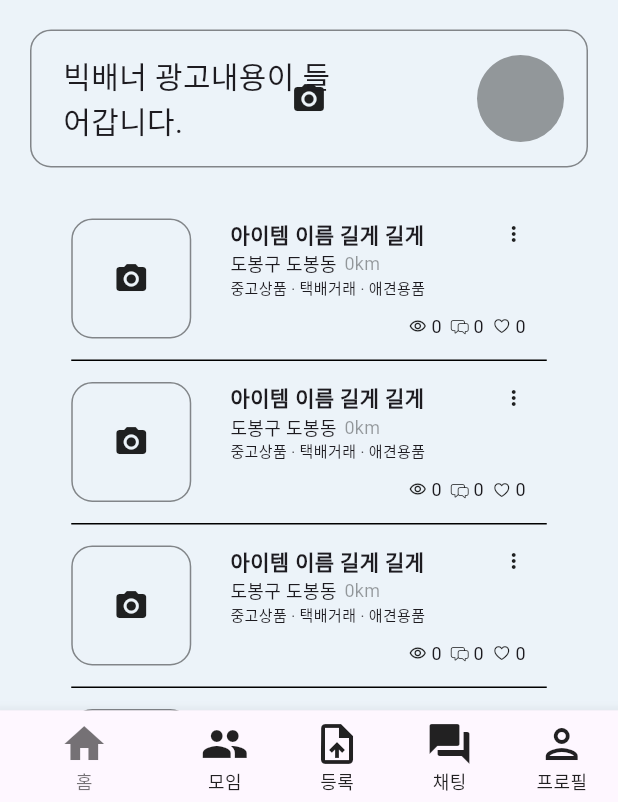
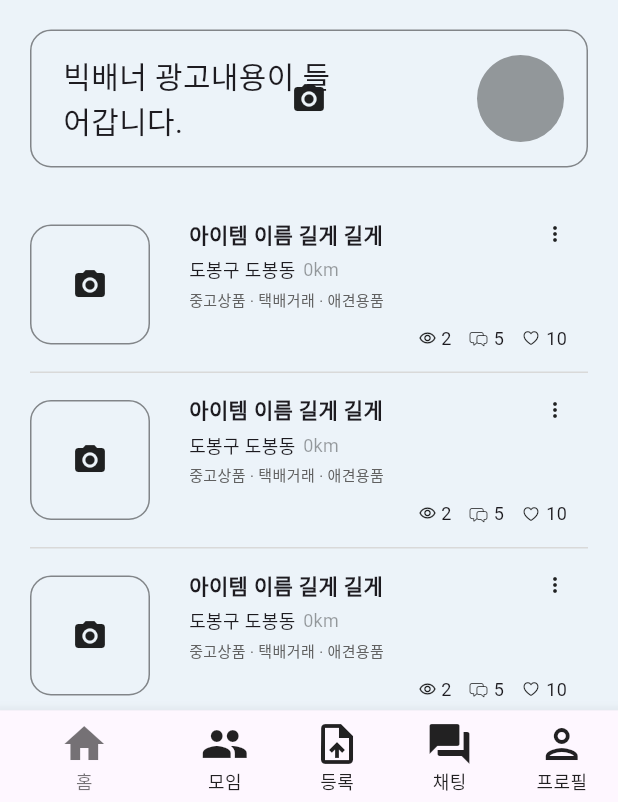
Before and after one commit to itjuh/dev-an-Market, a Flutter app: the MainPage screen opened directly, after a tap on "도봉구", on a phone screen of 412 x 824 dp, the part 434-1236 px from its top. Run offline on Flutter 3.47's test engine with Material 3 defaults, Android fonts, the phone set to English and light mode, and no system bars.

Commit message:
모임페이지 구성중
앱바 수정필요함

```diff
--- a/flutter_market/app_00_board/lib/main.dart
+++ b/flutter_market/app_00_board/lib/main.dart
@@ -1,4 +1,5 @@
 import 'package:app_00_board/screens/main_screen.dart';
+import 'package:app_00_board/screens/meeting_screen.dart';
 import 'package:app_00_board/widgets/banner.dart';
 import 'package:flutter/cupertino.dart';
 import 'package:flutter/material.dart';
@@ -17,11 +18,12 @@ class MyApp extends StatelessWidget {
         debugShowCheckedModeBanner: false,
         // 첫페이지 home 또는 initialRoute로 등록
         // home: MainPage(),
-        initialRoute: '/',
+        initialRoute: '/meeting',
         routes: {
           '/': (context) => MainPage(),
-          '/search': (context) => MainProductList(),
-          '/alert': (context) => BannerBuild(),
+          // '/search': (context) => MainScreen(),
+          // '/alert': (context) => BannerBuild(),
+          '/meeting': (context) => MeetingScreen(),
         });
   }
 }
@@ -34,25 +36,34 @@ class MainPage extends StatefulWidget {
   State<MainPage> createState() => _MainPageState();
 }
 
-class _MainPageState extends State<MainPage> {
+class _MainPageState extends State<MainPage>
+    with SingleTickerProviderStateMixin {
   int _selectedIndex = 0;
+  // 탭컨트롤러 추가
+  TabController? controller;
 
-  void _onIconTapped(int index){
+  void _onIconTapped(int index) {
     setState(() {
       _selectedIndex = index;
-
     });
   }
 
+  // mount
   @override
-  Widget build(BuildContext context) {
-    return Scaffold(
-      // 상단 앱바
-      appBar: _buildAppBar(context),
-      // 메인
-      body: MainProductList(),
-      // 하단 앱바
-      bottomNavigationBar: BottomNavigationBar(
+  void initState() {
+    super.initState();
+    controller = TabController(length: 5, vsync: this);
+  }
+
+  // unmount
+  @override
+  void dispose() {
+    controller!.dispose();
+    super.dispose();
+  }
+
+  Widget commonBottomAppBar(context) {
+    return BottomNavigationBar(
       // 디자인 설정
       iconSize: 32,
       selectedFontSize: 12,
@@ -98,7 +109,37 @@ class _MainPageState extends State<MainPage> {
           label: '프로필',
         ),
       ],
+    );
+  }
+
+  @override
+  Widget build(BuildContext context) {
+    return Scaffold(
+      // 상단 앱바
+      appBar: _buildAppBar(context),
+      body: [
+        // mainPage
+        TabBarView(
+          controller: controller,
+          children: [
+            MainScreen(),
+            MeetingScreen(),
+            MeetingScreen(),
+            MeetingScreen(),
+            MeetingScreen(),
+          ],
         ),
+        // meetingPage
+        MeetingScreen(),
+        // uploadProductPage
+        MeetingScreen(),
+        // chattingPage
+        MeetingScreen(),
+        // myProfilePage
+        MeetingScreen(),
+      ][_selectedIndex],
+      // 하단 앱바
+      bottomNavigationBar: commonBottomAppBar(context),
     );
   }
 }
@@ -160,14 +201,14 @@ class BuildMyLocation extends StatefulWidget {
 }
 
 class _BuildMyLocationState extends State<BuildMyLocation> {
-  final _locationList = ['도봉구', '노원구'];
-  String? _selectedLocation = '';
+  final locationList = ['도봉구', '노원구'];
+  String? selectedLocation = '';
 
   @override
   void initState() {
     super.initState();
     setState(() {
-      _selectedLocation = _locationList[0];
+      selectedLocation = locationList[0];
     });
   }
 
@@ -175,7 +216,7 @@ class _BuildMyLocationState extends State<BuildMyLocation> {
   Widget build(BuildContext context) {
     return DropdownButton<String?>(
       icon: Icon(Icons.expand_more),
-      items: _locationList.map((String loc) {
+      items: locationList.map((String loc) {
         return DropdownMenuItem<String>(
           value: loc,
           child: Text(loc),
@@ -183,10 +224,10 @@ class _BuildMyLocationState extends State<BuildMyLocation> {
       }).toList(),
       onChanged: (String? value) {
         setState(() {
-          _selectedLocation = value;
+          selectedLocation = value;
         });
       },
-      value: _selectedLocation,
+      value: selectedLocation,
     );
   }
 }
--- a/flutter_market/app_00_board/lib/screens/main_screen.dart
+++ b/flutter_market/app_00_board/lib/screens/main_screen.dart
@@ -1,44 +1,45 @@
 import 'package:app_00_board/config/palette.dart';
 import 'package:app_00_board/widgets/banner.dart';
+import 'package:app_00_board/widgets/content.dart';
 import 'package:flutter/cupertino.dart';
 import 'package:flutter/material.dart';
 
-class MainProductList extends StatefulWidget {
-  const MainProductList({Key? key}) : super(key: key);
+class MainScreen extends StatefulWidget {
+  const MainScreen({Key? key}) : super(key: key);
 
   @override
-  State<MainProductList> createState() => _MainProductListState();
+  State<MainScreen> createState() => _MainScreenState();
 }
 
-class _MainProductListState extends State<MainProductList> {
+class _MainScreenState extends State<MainScreen> {
   int productSeq = 0;
+
   @override
   Widget build(BuildContext context) {
     return Scaffold(
       backgroundColor: Palette.backgroundColor,
       // item widget
-      body: _buildProduct(),
+      body: _buildProductList(),
     );
   }
 }
 
-Widget _buildProduct() {
+Widget _buildProductList() {
   return ListView(
     children: [
       BannerBuild(),
-      _buildProductList(),
-      _buildProductList(),
-      _buildProductList(),
-      _buildProductList(),
-      _buildProductList(),
-      _buildProductList(),
+      for (int i = 0; i < 10; i++) _buildProduct(),
     ],
   );
 }
 
-Widget _buildProductList() {
-  return Column(
-    crossAxisAlignment: CrossAxisAlignment.center,
+Widget _buildProduct() {
+  return Padding(
+    padding: const EdgeInsets.symmetric(
+      horizontal: 20.0,
+    ),
+    child: Column(
+      crossAxisAlignment: CrossAxisAlignment.stretch,
       children: [
         // gap
         SizedBox(
@@ -46,37 +47,19 @@ Widget _buildProductList() {
         ),
         Row(
           mainAxisAlignment: MainAxisAlignment.center,
-        crossAxisAlignment: CrossAxisAlignment.start,
           children: [
             // item Image
-          Container(
-            width: 80.0,
-            height: 80.0,
-            decoration: BoxDecoration(
-              border: Border.all(color: Colors.black45),
-              borderRadius: BorderRadius.all(
-                Radius.circular(14.0),
-              ),
-            ),
-            child: ClipRRect(
-              borderRadius: BorderRadius.all(
-                Radius.circular(14.0),
-              ),
-              child: Icon(Icons.camera_alt),
-              // child: Image.asset(
-              //   '/image.jpg',
-              //   fit: BoxFit.fill,
-              // ),
-            ),
-          ),
+            itemImage(),
             // padding
             SizedBox(
               width: 12.0,
             ),
             // item info
-          Container(
+            Flexible(
+              // stretch box
+              fit: FlexFit.tight,
+              child: Container(
                 padding: EdgeInsets.symmetric(horizontal: 14.0),
-            width: 225, // content 192
                 child: Column(
                   crossAxisAlignment: CrossAxisAlignment.start,
                   children: [
@@ -92,11 +75,12 @@ Widget _buildProductList() {
                         ),
                         Spacer(),
                         // more icons
-                    Icon(
-                      Icons.more_vert,
-                      size: 16.0,
+                        moreVertIcon(),
+                      ],
                     ),
-                  ],
+                    // padding
+                    SizedBox(
+                      height: 4,
                     ),
                     // location
                     Row(
@@ -119,100 +103,22 @@ Widget _buildProductList() {
                         ),
                       ],
                     ),
+                    // padding
+                    SizedBox(
+                      height: 4,
+                    ),
                     // keyword
-                Row(
-                  children: [
-                    Text(
-                      '중고상품',
-                      style: TextStyle(
-                        fontSize: 10.0,
-                      ),
-                    ),
-                    Text(
-                      ' · ',
-                      style: TextStyle(
-                        fontSize: 10.0,
-                      ),
-                    ),
-                    Text(
-                      '택배거래',
-                      style: TextStyle(
-                        fontSize: 10.0,
-                      ),
-                    ),
-                    Text(
-                      ' · ',
-                      style: TextStyle(
-                        fontSize: 10.0,
-                      ),
-                    ),
-                    Text(
-                      '애견용품',
-                      style: TextStyle(
-                        fontSize: 10.0,
-                      ),
-                    ),
-                  ],
-                ),
+                    productKeywordSetting(['중고상품', '택배거래', '애견용품']),
                     // padding
                     SizedBox(
                       height: 10,
                     ),
                     // icons
-                Row(
-                  mainAxisAlignment: MainAxisAlignment.end,
-                  children: [
-                    // view icon
-                    Icon(
-                      Icons.remove_red_eye_outlined,
-                      size: 12.0,
-                    ),
-                    SizedBox(
-                      width: 3,
-                    ),
-                    // view count
-                    Text(
-                      '0',
-                      style: TextStyle(fontSize: 12.0),
-                    ),
-                    SizedBox(
-                      width: 6,
-                    ),
-                    // comment icon
-                    Icon(
-                      CupertinoIcons.bubble_left_bubble_right,
-                      size: 12.0,
-                    ),
-                    SizedBox(
-                      width: 3,
-                    ),
-                    // comment count
-                    Text(
-                      '0',
-                      style: TextStyle(fontSize: 12.0),
-                    ),
-                    SizedBox(
-                      width: 6,
-                    ),
-                    // heart icon
-                    Icon(
-                      CupertinoIcons.heart,
-                      size: 12.0,
-                    ),
-                    SizedBox(
-                      width: 3,
-                    ),
-                    // heart count
-                    Text(
-                      '0',
-                      style: TextStyle(fontSize: 12.0),
-                    ),
-                  ],
-                ),
+                    viewChatPickIcons([2, 5, 10])
                   ],
                 ),
               ),
-          // border
+            ),
           ],
         ),
         // gap
@@ -224,10 +130,10 @@ Widget _buildProductList() {
           width: 317,
           height: 1,
           decoration: BoxDecoration(
-          color: Colors.black,
+            color: Color(0xFFD9D9D9),
           ),
         ),
       ],
+    ),
   );
-  // );
 }
--- a/flutter_market/app_00_board/lib/widgets/banner.dart
+++ b/flutter_market/app_00_board/lib/widgets/banner.dart
@@ -13,16 +13,14 @@ class BannerBuild extends StatelessWidget {
             left: 21,
           ),
           // 타이틀
-          child: TextTitle('회원님을 기다리는 모임'),
+          child: textTitle('회원님을 기다리는 모임'),
         ),
         // 컨텐츠
         SingleChildScrollView(
           scrollDirection: Axis.horizontal,
           child: Row(
             children: [
-              smallImageBanner(),
-              smallImageBanner(),
-              smallImageBanner(),
+              for(int i = 0; i < 10; i++)
               smallImageBanner(),
             ],
           ),
@@ -32,7 +30,7 @@ class BannerBuild extends StatelessWidget {
             left: 21,
           ),
           // 타이틀
-          child: TextTitle('회원님을 기다리는 모임'),
+          child: textTitle('회원님을 기다리는 모임'),
         ),
         // 큰 이미지 배너
         bigImageBanner(),
--- /dev/null
+++ b/flutter_market/app_00_board/lib/widgets/content.dart
@@ -0,0 +1,171 @@
+import 'package:flutter/cupertino.dart';
+import 'package:flutter/material.dart';
+
+Widget itemImage() {
+  return Container(
+    width: 80.0,
+    height: 80.0,
+    decoration: BoxDecoration(
+      border: Border.all(color: Colors.black45),
+      borderRadius: BorderRadius.all(
+        Radius.circular(14.0),
+      ),
+    ),
+    child: ClipRRect(
+      borderRadius: BorderRadius.all(
+        Radius.circular(14.0),
+      ),
+      child: Icon(Icons.camera_alt),
+      // child: Image.asset(
+      //   '/image.jpg',
+      //   fit: BoxFit.fill,
+      // ),
+    ),
+  );
+}
+
+Widget productKeywordSetting(List<String> key) {
+  return Row(
+    children: [
+      Text(
+        key[0],
+        style: TextStyle(
+          fontSize: 10.0,
+          color: Color(0xFF606060),
+        ),
+      ),
+      Text(
+        ' · ',
+        style: TextStyle(
+          fontSize: 10.0,
+          color: Color(0xFF606060),
+        ),
+      ),
+      Text(
+        key[1],
+        style: TextStyle(
+          fontSize: 10.0,
+          color: Color(0xFF606060),
+        ),
+      ),
+      Text(
+        ' · ',
+        style: TextStyle(
+          fontSize: 10.0,
+          color: Color(0xFF606060),
+        ),
+      ),
+      Text(
+        key[2],
+        style: TextStyle(
+          fontSize: 10.0,
+          color: Color(0xFF606060),
+        ),
+      ),
+    ],
+  );
+}
+
+Widget meetingKeywordSetting(List<String> key) {
+  return Row(
+    children: [
+      Text(
+        '#${key[0]}',
+        style: TextStyle(
+          fontSize: 10.0,
+          color: Color(0xFF606060),
+        ),
+      ),
+      SizedBox(
+        width: 4.0,
+      ),
+      Text(
+        '#${key[1]}',
+        style: TextStyle(
+          fontSize: 10.0,
+          color: Color(0xFF606060),
+        ),
+      ),
+      SizedBox(
+        width: 4.0,
+      ),
+      Text(
+        '#${key[2]}',
+        style: TextStyle(
+          fontSize: 10.0,
+          color: Color(0xFF606060),
+        ),
+      ),
+      SizedBox(
+        width: 4.0,
+      ),
+      Text(
+        '#${key[3]}',
+        style: TextStyle(
+          fontSize: 10.0,
+          color: Color(0xFF606060),
+        ),
+      ),
+    ],
+  );
+}
+
+Widget viewChatPickIcons(List<int> key) {
+  return Row(
+    mainAxisAlignment: MainAxisAlignment.end,
+    children: [
+      // view icon
+      Icon(
+        Icons.remove_red_eye_outlined,
+        size: 12.0,
+      ),
+      SizedBox(
+        width: 3,
+      ),
+      // view count
+      Text(
+        key[0].toString(),
+        style: TextStyle(fontSize: 12.0),
+      ),
+      SizedBox(
+        width: 12,
+      ),
+      // comment icon
+      Icon(
+        CupertinoIcons.bubble_left_bubble_right,
+        size: 12.0,
+      ),
+      SizedBox(
+        width: 4,
+      ),
+      // comment count
+      Text(
+        key[1].toString(),
+        style: TextStyle(fontSize: 12.0),
+      ),
+      SizedBox(
+        width: 12,
+      ),
+      // heart icon
+      Icon(
+        CupertinoIcons.heart,
+        size: 12.0,
+      ),
+      SizedBox(
+        width: 4,
+      ),
+      // heart count
+      Text(
+        key[2].toString(),
+        style: TextStyle(fontSize: 12.0),
+      ),
+    ],
+  );
+}
+
+Widget moreVertIcon() {
+  return Icon(
+    Icons.more_vert,
+    size: 16.0,
+  );
+}
--- a/flutter_market/app_00_board/lib/widgets/title.dart
+++ b/flutter_market/app_00_board/lib/widgets/title.dart
@@ -1,6 +1,6 @@
 import 'package:flutter/cupertino.dart';
 
-Widget TextTitle(String txt) {
+Widget textTitle(String txt) {
   return Row(
     children: [
       Text(
```
Also changed, not shown: flutter_market/app_00_board/lib/screens/meeting_screen.dart (added, +269 -0 lines), 1 other file. Lines whose indentation alone changed are shown as unchanged.
